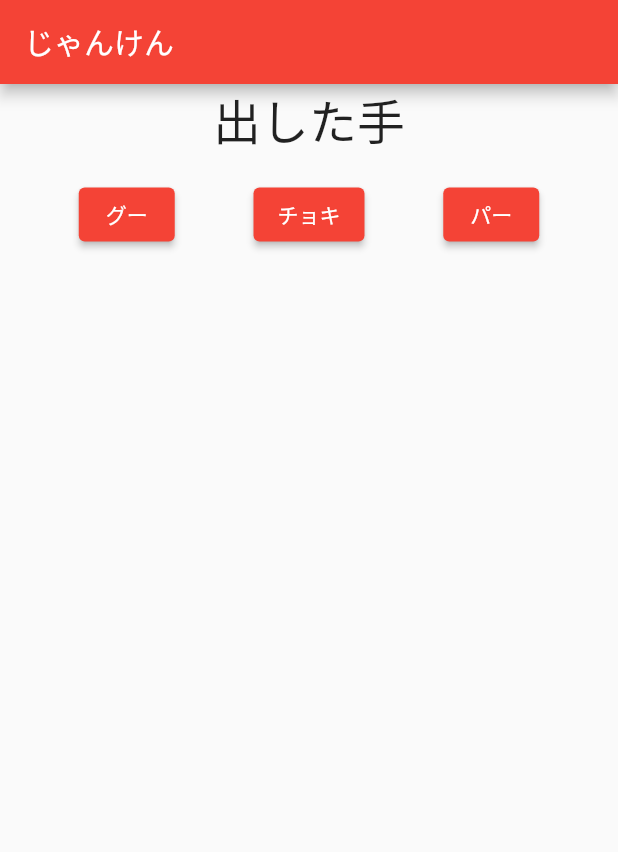
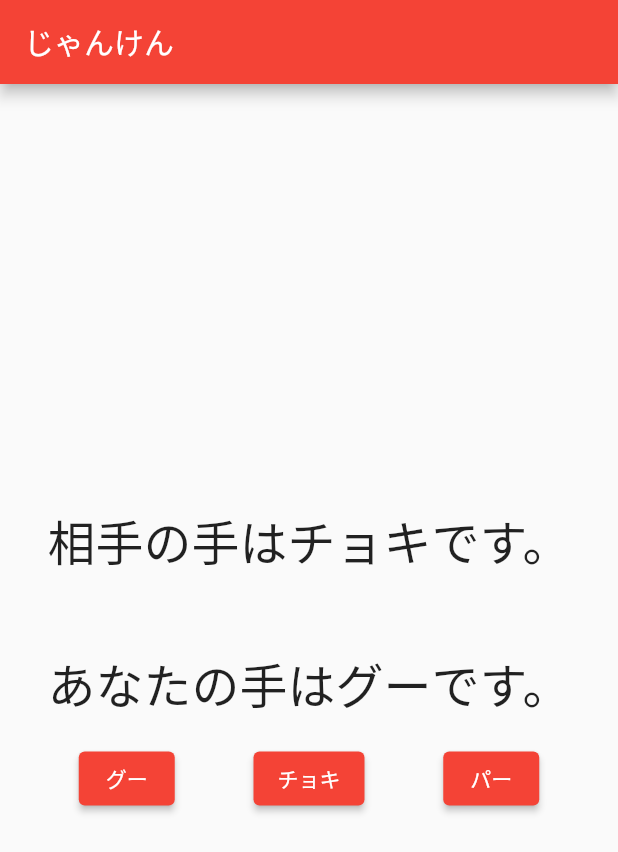
Before and after one commit to kuso-megane/flutter_janken, a Flutter app: the screen it shows after launch, after a tap on "グー", on a phone screen of 412 x 824 dp. Shown: the top 852 px of the screen. Run offline on Flutter 3.47's test engine with Material 2 defaults, Android fonts, the phone set to English and light mode, and no system bars.

Commit message:
相手の手をランダム生成

```diff
--- a/lib/main.dart
+++ b/lib/main.dart
@@ -1,3 +1,4 @@
+import 'dart:math';
 import 'package:flutter/material.dart';
 
 void main() {
@@ -38,6 +39,28 @@ class JankenPage extends StatefulWidget {
 }
 
 class _JankenPageState extends State<JankenPage> {
+
+  String myHand = 'グー';
+  String computerHand = 'グー';
+  String result = '引き分け';
+
+
+  void updateHands(String selectedHand) {
+    setState(() {
+      myHand = selectedHand;
+      computerHand = generateComputerHand();
+    });
+  }
+
+  String generateComputerHand() {
+    // nextInt() の括弧の中に与えた数字より1小さい値を最高値としたランダムな数を生成する。
+    // 3 であれば 0, 1, 2 がランダムで生成される。
+    int randomInt = Random().nextInt(3);
+    List<String> hands = ['グー', 'チョキ', 'パー'];
+
+    return hands[randomInt];
+  }
+
   @override
   Widget build(BuildContext context) {
       return Scaffold(
@@ -46,9 +69,17 @@ class _JankenPageState extends State<JankenPage> {
         ),
         body:  Center(
           child: Column(
+            mainAxisAlignment: MainAxisAlignment.center,
             children: [
               Text(
-                '出した手',
+                '相手の手は${computerHand}です。',
+                style: TextStyle(
+                  fontSize: 32
+                ),
+              ),
+              SizedBox(height: 48),
+              Text(
+                'あなたの手は${myHand}です。',
                 style: TextStyle(
                   fontSize: 32
                 ),
@@ -59,15 +90,15 @@ class _JankenPageState extends State<JankenPage> {
                   mainAxisAlignment: MainAxisAlignment.spaceEvenly,
                   children: [
                     ElevatedButton(
-                      onPressed: (){},
+                      onPressed: (){updateHands('グー');},
                       child: Text('グー'),
                     ),
                     ElevatedButton(
-                      onPressed: (){},
+                      onPressed: (){updateHands('チョキ');},
                       child: Text('チョキ'),
                     ),
                     ElevatedButton(
-                      onPressed: (){},
+                      onPressed: (){updateHands('パー');},
                       child: Text('パー'),
                     ),
                   ],
```
